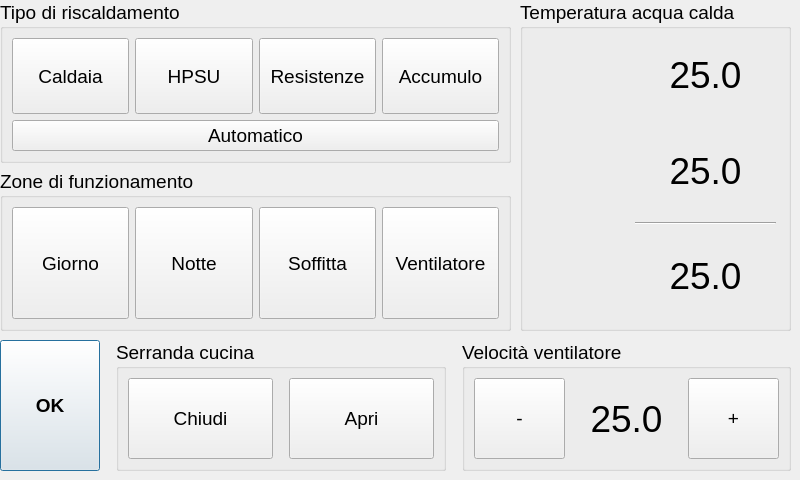
The window that dlg_control.ui (pillo79/home-control) describes before a commit, drawn with Qt 5.
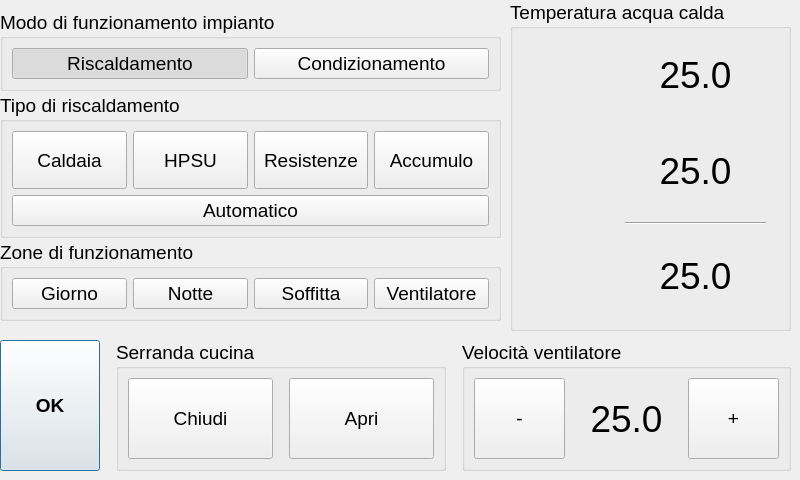
The same window after the commit. Icons and pictures are not drawn.

Commit message: Gestione condizionamento

What changed in the file:
```diff
--- a/dlg_control.ui
+++ b/dlg_control.ui
@@ -39,9 +39,9 @@
   <widget class="QGroupBox" name="groupBox_3">
    <property name="geometry">
     <rect>
-     <x>520</x>
+     <x>510</x>
      <y>0</y>
-     <width>271</width>
+     <width>281</width>
      <height>331</height>
     </rect>
    </property>
@@ -316,14 +316,83 @@
    <property name="geometry">
     <rect>
      <x>0</x>
-     <y>0</y>
-     <width>511</width>
-     <height>331</height>
+     <y>10</y>
+     <width>501</width>
+     <height>311</height>
     </rect>
    </property>
    <layout class="QVBoxLayout" name="verticalLayout_2">
+    <property name="spacing">
+     <number>2</number>
+    </property>
     <item>
-     <widget class="QGroupBox" name="groupBox">
+     <widget class="QGroupBox" name="groupBox_5">
+      <property name="sizePolicy">
+       <sizepolicy hsizetype="Preferred" vsizetype="Fixed">
+        <horstretch>0</horstretch>
+        <verstretch>0</verstretch>
+       </sizepolicy>
+      </property>
+      <property name="title">
+       <string>Modo di funzionamento impianto</string>
+      </property>
+      <layout class="QHBoxLayout" name="horizontalLayout_4">
+       <item>
+        <layout class="QHBoxLayout" name="horizontalLayout_7">
+         <item>
+          <widget class="QPushButton" name="pbModoRisc">
+           <property name="sizePolicy">
+            <sizepolicy hsizetype="Minimum" vsizetype="Minimum">
+             <horstretch>0</horstretch>
+             <verstretch>0</verstretch>
+            </sizepolicy>
+           </property>
+           <property name="text">
+            <string>Riscaldamento</string>
+           </property>
+           <property name="checkable">
+            <bool>true</bool>
+           </property>
+           <property name="checked">
+            <bool>true</bool>
+           </property>
+           <property name="autoExclusive">
+            <bool>true</bool>
+           </property>
+          </widget>
+         </item>
+         <item>
+          <widget class="QPushButton" name="pbModoCondiz">
+           <property name="sizePolicy">
+            <sizepolicy hsizetype="Minimum" vsizetype="Minimum">
+             <horstretch>0</horstretch>
+             <verstretch>0</verstretch>
+            </sizepolicy>
+           </property>
+           <property name="text">
+            <string>Condizionamento</string>
+           </property>
+           <property name="checkable">
+            <bool>true</bool>
+           </property>
+           <property name="autoExclusive">
+            <bool>true</bool>
+           </property>
+          </widget>
+         </item>
+        </layout>
+       </item>
+      </layout>
+     </widget>
+    </item>
+    <item>
+     <widget class="QGroupBox" name="groupBoxTipo">
+      <property name="sizePolicy">
+       <sizepolicy hsizetype="Preferred" vsizetype="Expanding">
+        <horstretch>0</horstretch>
+        <verstretch>0</verstretch>
+       </sizepolicy>
+      </property>
       <property name="title">
        <string>Tipo di riscaldamento</string>
       </property>
@@ -433,6 +502,12 @@
     </item>
     <item>
      <widget class="QGroupBox" name="groupBox_2">
+      <property name="sizePolicy">
+       <sizepolicy hsizetype="Preferred" vsizetype="Minimum">
+        <horstretch>0</horstretch>
+        <verstretch>0</verstretch>
+       </sizepolicy>
+      </property>
       <property name="title">
        <string>Zone di funzionamento</string>
       </property>
```
Left out of the diff: 4 changed lines with no effect on the pictures. The commit also changes 5 other files.
